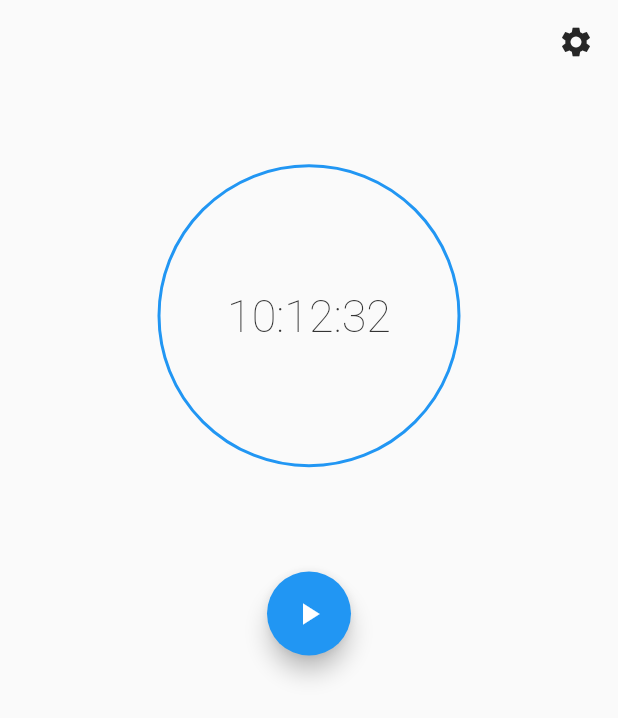
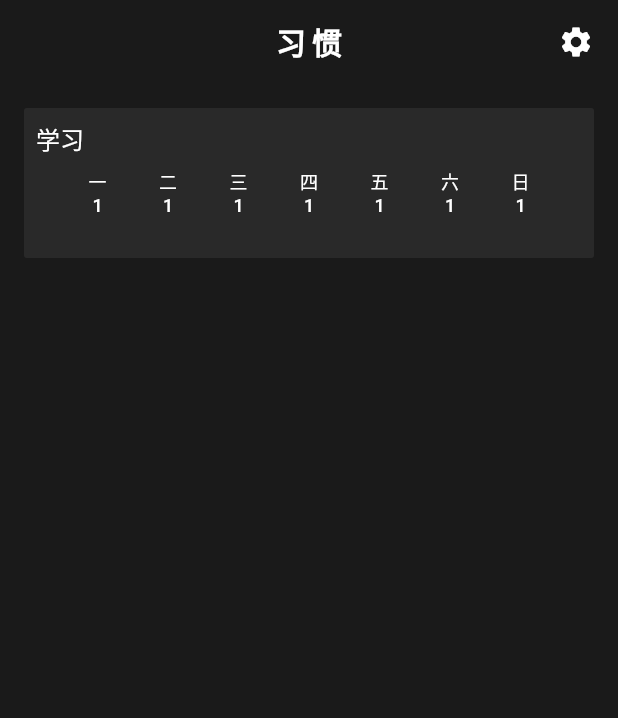
Before and after one commit to BarrySong97/butter, a Flutter app: the screen it shows after launch, on a phone screen of 412 x 824 dp. Shown: the top 718 px of the screen. Run offline on Flutter 3.47's test engine with Material 2 defaults, Android fonts, the light colour scheme and no system bars; our stand-ins replace get; missing offline and left inert: flex_color_picker.

Commit message:
feat(breakchange): change project to habbit

```diff
--- a/lib/locale.dart
+++ b/lib/locale.dart
@@ -4,10 +4,12 @@ class Lang extends Translations {
   @override
   Map<String, Map<String, String>> get keys => {
         'en_US': {
-          'pickThemeColor': 'pick a theme color',
+          'pickThemeColor': 'Theme Color',
           'pickThemeColorSub': 'pick your favorite color',
           'applyLang': 'Language',
           'applyLangSub': 'switch to your language',
+          'settingsTitle': 'Settings',
+          'habbitsTitle': 'Habbits',
         },
         'zh_CN': {
           'zh_CN': '中文',
@@ -15,6 +17,15 @@ class Lang extends Translations {
           'pickThemeColorSub': '选一个喜欢的颜色吧',
           'applyLang': '应用语言',
           'applyLangSub': '设置本地文字语言信息',
+          'settingsTitle': '设置',
+          'habbitsTitle': '习惯',
+          'Mon': '一',
+          'Tue': '二',
+          'Wed': '三',
+          'Thu': '四',
+          'Fri': '五',
+          'Sat': '六',
+          'Sun': '日'
         }
       };
 }
--- a/lib/main.dart
+++ b/lib/main.dart
@@ -14,8 +14,8 @@ void main() {
   runApp(GetMaterialApp(
     debugShowCheckedModeBanner: false,
     theme: ThemeData(
-      primarySwatch: Colors.blue,
-    ),
+        primarySwatch: Colors.blue,
+        scaffoldBackgroundColor: const Color(0xff1a1a1a)),
     translations: Lang(),
     locale: const Locale(
         'zh', 'CN'), // translations will be displayed in that locale
--- /dev/null
+++ b/lib/pages/Home/components/WeekItem.dart
@@ -0,0 +1,61 @@
+import 'package:flutter/material.dart';
+import 'package:get/get.dart';
+import 'package:lipomo/pages/Home/index.dart';
+
+List<String> weekData = ['Mon', 'Tue', 'Wed', 'Thu', 'Fri', 'Sat', 'Sun'];
+
+class WeekItem extends StatelessWidget {
+  // final HabbitWeekItem item;
+  const WeekItem({Key? key}) : super(key: key);
+  @override
+  Widget build(BuildContext context) {
+    return Container(
+      height: 100,
+      padding: const EdgeInsets.all(8),
+      child: Column(
+        children: [_buildInfo(), _buildWeek()],
+      ),
+      decoration: BoxDecoration(
+          color: const Color(0xff292929),
+          borderRadius: BorderRadius.circular(2)),
+    );
+  }
+
+  Widget _buildInfo() {
+    return Container(
+        margin: const EdgeInsets.only(bottom: 8),
+        child: Row(
+          children: const [
+            Text(
+              '学习',
+              style: TextStyle(
+                  color: Colors.white,
+                  fontSize: 16,
+                  fontWeight: FontWeight.w500),
+            )
+          ],
+        ));
+  }
+
+  Widget _buildWeek() {
+    return Row(
+        mainAxisAlignment: MainAxisAlignment.spaceEvenly,
+        children: weekData.map((e) => _buildWeekItem(e, 1)).toList());
+  }
+
+  Widget _buildWeekItem(String week, int date) {
+    return Container(
+        child: Column(children: [
+      Text(
+        week.tr,
+        style: TextStyle(
+            color: Colors.white, fontSize: 12, fontWeight: FontWeight.w500),
+      ),
+      Text(
+        date.toString(),
+        style: TextStyle(
+            color: Colors.white, fontSize: 12, fontWeight: FontWeight.w500),
+      )
+    ]));
+  }
+}
--- a/lib/pages/Home/index.dart
+++ b/lib/pages/Home/index.dart
@@ -1,6 +1,7 @@
 import 'package:flutter/material.dart';
 import 'package:get/get.dart';
 import 'package:lipomo/components/Timer.dart';
+import 'package:lipomo/pages/Home/components/WeekItem.dart';
 
 import '../../components/ButtonTools.dart';
 
@@ -13,19 +14,41 @@ class HomePage extends StatefulWidget {
   State<HomePage> createState() => _HomePageState();
 }
 
+class HabbitWeekItem {
+  final String name;
+  final List<int> checked;
+
+  const HabbitWeekItem({required this.name, required this.checked});
+}
+
 class _HomePageState extends State<HomePage> {
   StopWatchType _type = StopWatchType.none;
   @override
   Widget build(BuildContext context) {
     return Scaffold(
       appBar: AppBar(
-        backgroundColor: Colors.transparent,
+        backgroundColor: const Color(0xff1a1a1a),
         elevation: 0,
+        centerTitle: true,
+        title: Text(
+          'habbitsTitle'.tr,
+          style: const TextStyle(fontWeight: FontWeight.w600, letterSpacing: 4),
+        ),
         actions: buildAction(),
       ),
-      body: Column(
-          children: [buildStopwatchPanel(), buildTools(StopWatchType.stopped)]),
+      body: Container(
+        padding: EdgeInsets.symmetric(vertical: 16, horizontal: 16),
+        child: buildList(),
+      ),
     );
+  }
+
+  Widget buildList() {
+    return WeekItem();
+  }
+
+  Widget buildItem(HabbitWeekItem item) {
+    return WeekItem();
   }
 
   List<Widget> buildAction() {
@@ -34,61 +57,9 @@ class _HomePageState extends State<HomePage> {
         onTap: () => {Get.toNamed("/settings")},
         child: const Padding(
           padding: EdgeInsets.all(16),
-          child: Icon(Icons.settings, color: Color(0xff262626)),
+          child: Icon(Icons.settings, color: Colors.white),
         ),
       )
     ];
   }
-
-  List<PopupMenuEntry<String>> _buildItem(BuildContext context) {
-    return const [
-      PopupMenuItem<String>(
-        value: "设置",
-        child: Center(child: Text("设置")),
-      )
-    ];
-  }
-
-  void _onSelectItem(String value) {}
-
-  Widget buildStopwatchPanel() {
-    double radius = MediaQuery.of(context).size.width / 2 * 0.75;
-    return Container(
-      height: radius * 2,
-      width: MediaQuery.of(context).size.height,
-      // color: Colors.blue,
-      child: Timer(),
-    );
-  }
-
-  Widget buildRecordPanel() {
-    return Expanded(
-      child: Container(
-        color: Colors.red,
-      ),
-    );
-  }
-
-  Widget buildTools(StopWatchType state) {
-    return ButtonTools(
-      state: _type,
-      onRecoder: onRecoder,
-      onReset: onReset,
-      toggle: toggle,
-    );
-  }
-
-  void onReset() {
-    setState(() {
-      _type = StopWatchType.none;
-    });
-  }
-
-  void onRecoder() {}
-  void toggle() {
-    bool running = _type == StopWatchType.running;
-    setState(() {
-      _type = running ? StopWatchType.stopped : StopWatchType.running;
-    });
-  }
 }
--- a/lib/pages/Settings/index.dart
+++ b/lib/pages/Settings/index.dart
@@ -13,7 +13,7 @@ class Settings extends StatelessWidget {
         elevation: 0,
         leading: const BackButton(color: Colors.black),
         title: Text(
-          "设置",
+          "settingsTitle".tr,
           style: TextStyle(color: Colors.black, fontSize: 16),
         ),
       ),
@@ -27,7 +27,7 @@ class Settings extends StatelessWidget {
     return ListTile(
       onTap: () => _selectColor(context),
       title: Text('pickThemeColor'.tr),
-      subtitle: const Text('选一个喜欢的颜色吧'),
+      subtitle: Text('pickThemeColorSub'.tr),
       trailing: Container(
         width: 24,
         height: 24,
```
